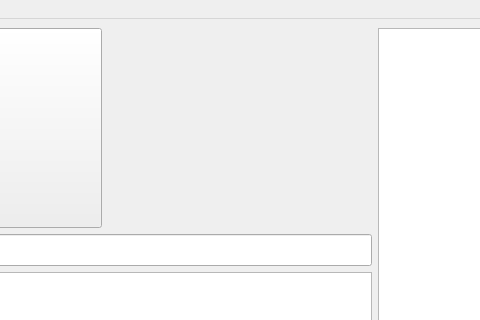
Before: the Qt Designer form QT/mainWindow.ui in banahik/cashregister, drawn with Qt 5; both pictures show x 107 to 587 and y 0 to 320 of the 794 by 634 pixel window.
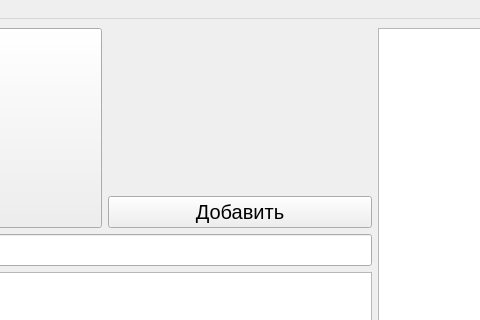
After: the same form once the commit is applied.

Commit message: select product

```diff
--- a/QT/mainWindow.ui
+++ b/QT/mainWindow.ui
@@ -51,6 +51,8 @@
           </property>
          </widget>
         </item>
+        <item>
+         <layout class="QVBoxLayout" name="verticalLayout_3">
         <item>
          <widget class="QLabel" name="label_best_product">
           <property name="font">
@@ -68,6 +70,15 @@
           </property>
          </widget>
         </item>
+          <item>
+           <widget class="QPushButton" name="bt_add_product">
+            <property name="text">
+             <string>Добавить</string>
+            </property>
+           </widget>
+          </item>
+         </layout>
+        </item>
        </layout>
       </item>
       <item>
```
Left out of the diff: 12 changed lines with no effect on the pictures. Lines whose indentation alone changed are shown as unchanged. The commit also changes 4 other files.
